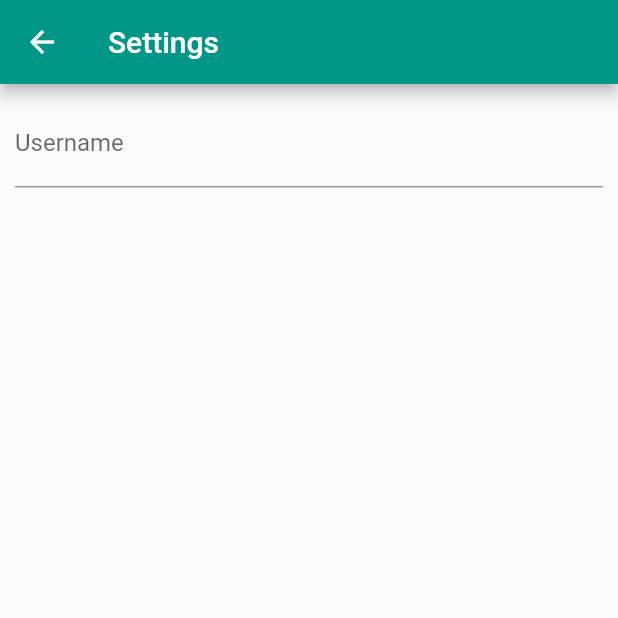
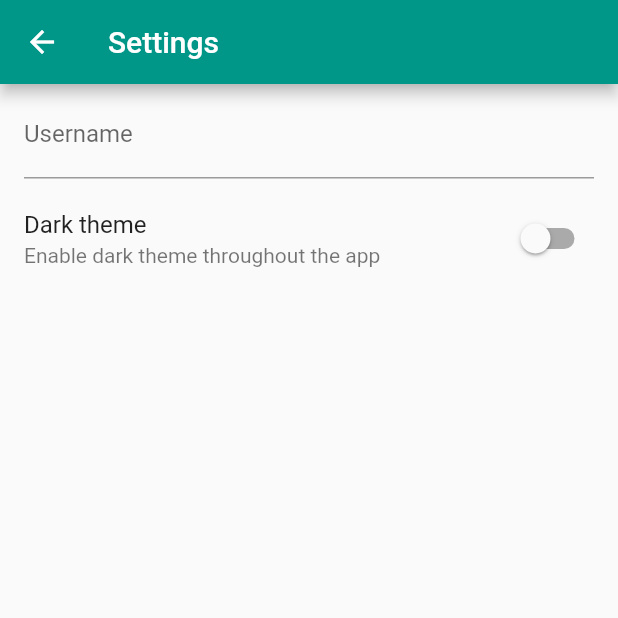
Before and after one commit to rinald/thoughts, a Flutter app: the SettingsPage screen opened by its route, on a phone screen of 412 x 824 dp, the top half of it. Run offline on Flutter 3.47's test engine with Material 2 defaults, Android fonts, the phone set to English and light mode, and no system bars; our stand-ins replace cloud_firestore, shared_preferences; accounts and stored records are empty.

Commit message:
Added dark theme option

```diff
--- a/lib/app.dart
+++ b/lib/app.dart
@@ -4,13 +4,14 @@ import 'home_page.dart';
 import 'settings_page.dart';
 import 'post_page.dart';
 import 'about_page.dart';
+import 'themes.dart';
 
 class AppConfig {
   final String title;
-  ThemeData theme;
+  bool darkThemeEnabled;
   String username;
 
-  AppConfig({@required this.title, this.theme, this.username});
+  AppConfig({@required this.title, this.username, this.darkThemeEnabled});
 }
 
 class App extends StatefulWidget {
@@ -21,23 +22,23 @@ class App extends StatefulWidget {
 class _AppState extends State<App> {
   AppConfig _config = AppConfig(
     title: 'Thoughts',
-    theme: ThemeData(
-      primarySwatch: Colors.teal,
-    ),
   );
 
   void _init() async {
     var prefs = await SharedPreferences.getInstance();
     setState(() {
       _config.username = prefs.getString('username') ?? '';
+      _config.darkThemeEnabled = prefs.getBool('darkThemeEnabled') ?? false;
     });
   }
 
-  void _update(String username) async {
+  void _update(AppConfig config) async {
     var prefs = await SharedPreferences.getInstance();
-    prefs.setString('username', username);
+    prefs.setString('username', config.username);
+    prefs.setBool('darkThemeEnabled', config.darkThemeEnabled);
     setState(() {
-      _config.username = username;
+      _config.username = config.username;
+      _config.darkThemeEnabled = config.darkThemeEnabled;
     });
   }
 
@@ -51,7 +52,7 @@ class _AppState extends State<App> {
   Widget build(BuildContext context) {
     return MaterialApp(
       title: _config.title,
-      theme: _config.theme,
+      theme: _config.darkThemeEnabled ? darkTheme : lightTheme,
       initialRoute: '/',
       routes: {
         '/': (context) => HomePage(_config),
--- a/lib/settings_page.dart
+++ b/lib/settings_page.dart
@@ -1,4 +1,13 @@
 import 'package:flutter/material.dart';
+
+// class SettingsPage extends StatefulWidget {
+//   final config;
+//   final Function callback;
+//   SettingsPage(this.config, {this.callback});
+
+//   @override
+//   _SettingsPageState createState() => _SettingsPageState(config, callback: callback);
+// }
 
 class SettingsPage extends StatelessWidget {
   final config;
@@ -12,19 +21,29 @@ class SettingsPage extends StatelessWidget {
         title: Text('Settings'),
       ),
       body: Container(
-        padding: EdgeInsets.all(10.0),
         child: Column(
           children: <Widget>[
-            TextFormField(
-              initialValue: config.username,
-              onFieldSubmitted: (username) {
-                callback(username);
-                Navigator.of(context).pop();
-              },
-              decoration: InputDecoration(
-                labelText: 'Username',
+            ListTile(
+              title: TextFormField(
+                initialValue: config.username,
+                onFieldSubmitted: (username) {
+                  config.username = username;
+                  callback(config);
+                },
+                decoration: InputDecoration(
+                  labelText: 'Username',
+                ),
               ),
-            )
+            ),
+            SwitchListTile(
+              title: Text('Dark theme'),
+              subtitle: Text('Enable dark theme throughout the app'),
+              value: config.darkThemeEnabled,
+              onChanged: (value) {
+                config.darkThemeEnabled = value;
+                callback(config);
+              }
+            ),
           ],
         ),
       ),
--- /dev/null
+++ b/lib/themes.dart
@@ -0,0 +1,9 @@
+import 'package:flutter/material.dart';
+
+final lightTheme = ThemeData(
+  primarySwatch: Colors.teal,
+);
+
+final darkTheme = ThemeData(
+  brightness: Brightness.dark,
+);
```
Also changed, not shown: lib/home_page.dart (+1 -6 lines), lib/welcome_page.dart (added, +11 -0 lines).
